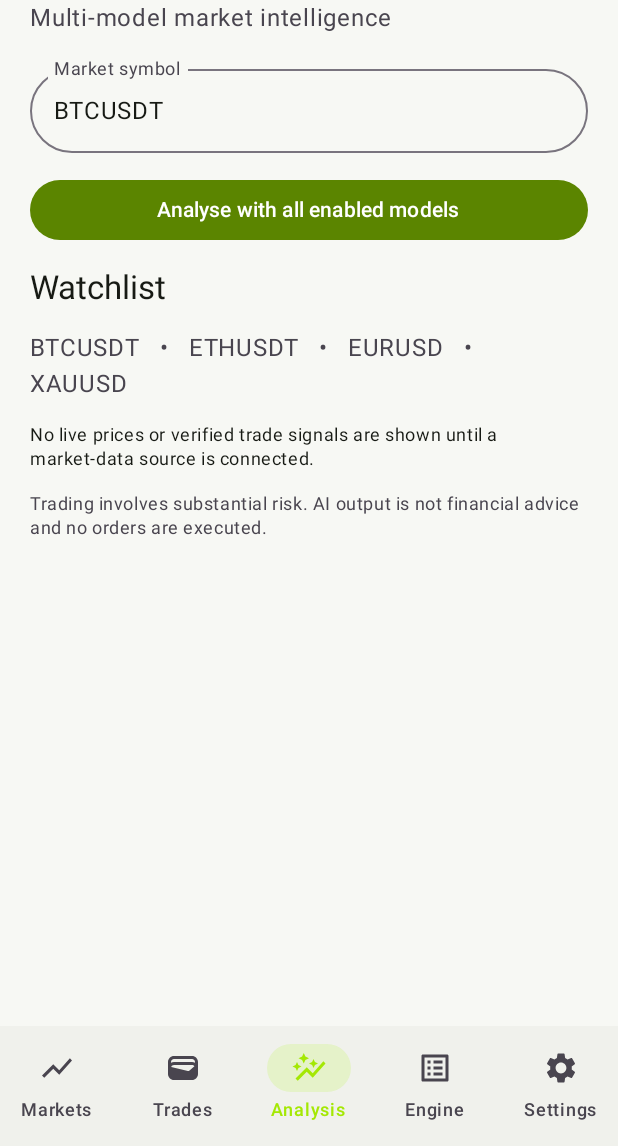
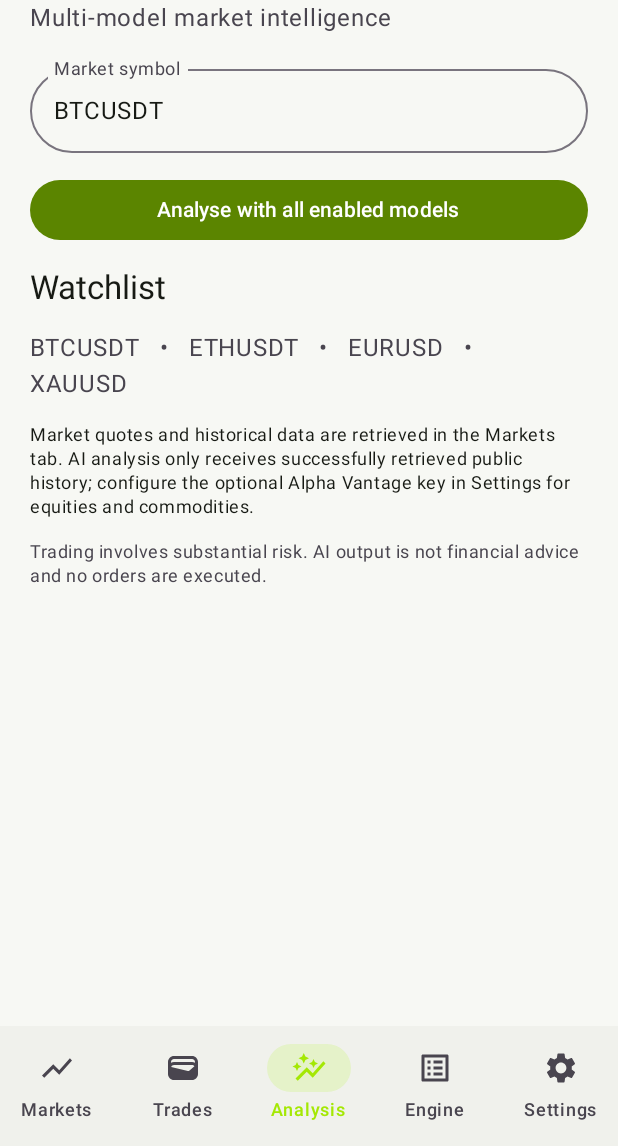
Before and after one commit to casndrih/CNCryto, an Android app built with Jetpack Compose: the screen it shows after launch (MainActivity), item 3 of the bottom bar chosen, on a phone screen of 412 x 824 dp, the part 90-1236 px from its top. Run offline under Robolectric (Android 15) with nearby library versions, the phone set to English and light mode, and no system bars; pictures from the network do not load; 3 statements that could not run were skipped.

Commit message:
Update analysis screen guidance for connected public market feeds

```diff
--- a/app/src/main/java/com/cndrih/cncryto/MainActivity.kt
+++ b/app/src/main/java/com/cndrih/cncryto/MainActivity.kt
@@ -196,7 +196,7 @@ class MainActivity : ComponentActivity() {
                             } }
                             item { Text("Watchlist", style = MaterialTheme.typography.titleLarge) }
                             item { Text("BTCUSDT   •   ETHUSDT   •   EURUSD   •   XAUUSD", color = MaterialTheme.colorScheme.onSurfaceVariant) }
-                            item { Text("No live prices or verified trade signals are shown until a market-data source is connected.", style = MaterialTheme.typography.bodySmall) }
+                            item { Text("Market quotes and historical data are retrieved in the Markets tab. AI analysis only receives successfully retrieved public history; configure the optional Alpha Vantage key in Settings for equities and commodities.", style = MaterialTheme.typography.bodySmall) }
                             item { Text("Trading involves substantial risk. AI output is not financial advice and no orders are executed.", style = MaterialTheme.typography.bodySmall, color = MaterialTheme.colorScheme.onSurfaceVariant) }
                         }
                     } else if (tab == 4) {
```
